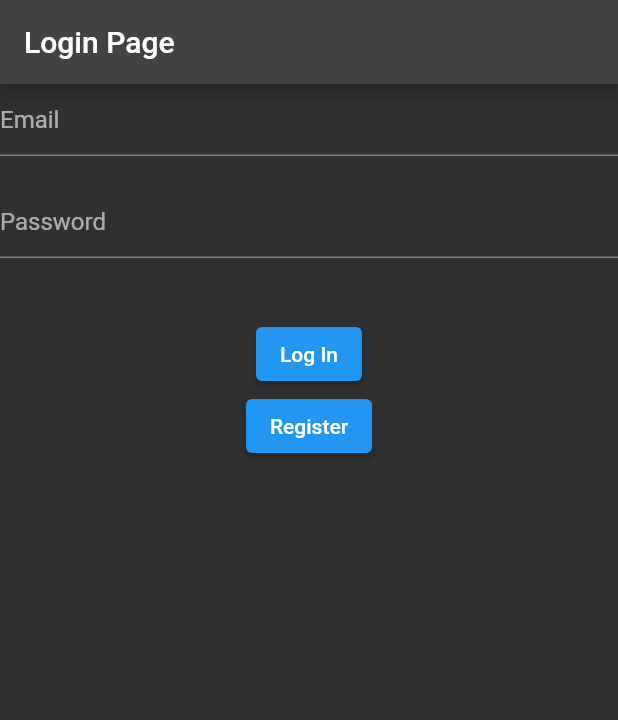
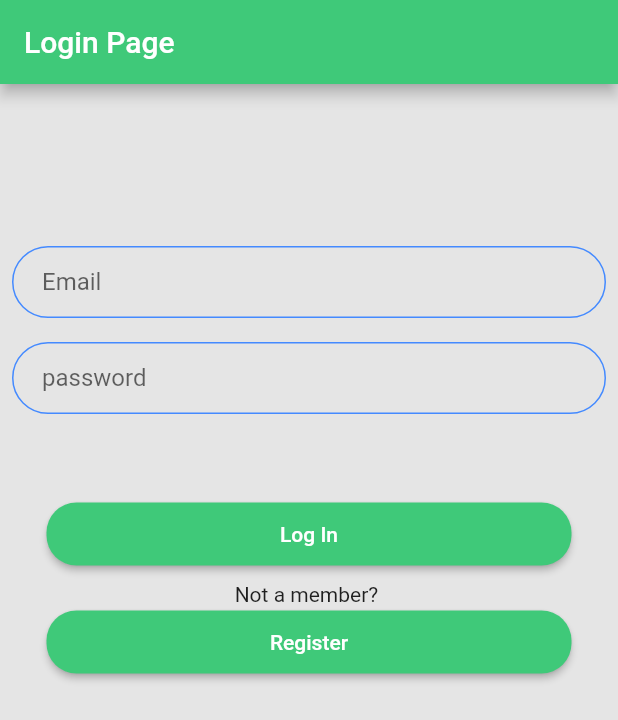
Before and after one commit to Sam-commit/Dormitory-Management-App, a Flutter app: the screen it shows after launch, on a phone screen of 412 x 824 dp. Shown: the top 720 px of the screen. Run offline on Flutter 3.47's test engine with Material 2 defaults, Android fonts, the phone set to English and light mode, and no system bars; our stand-ins replace cloud_firestore, firebase_auth, firebase_core, open_file, pdf; missing offline and left inert: dart:ffi; accounts and stored records are empty.

Commit message:
designed app

```diff
--- a/lib/constants.dart
+++ b/lib/constants.dart
@@ -3,3 +3,19 @@ import 'package:flutter/material.dart';
 TextStyle kstyle = const TextStyle(
   fontSize: 30,
 );
+
+const ktextfield = InputDecoration(
+  contentPadding:
+  EdgeInsets.symmetric(vertical: 10.0, horizontal: 20.0),
+  border: OutlineInputBorder(
+    borderRadius: BorderRadius.all(Radius.circular(32.0)),
+  ),
+  enabledBorder: OutlineInputBorder(
+    borderSide: BorderSide(color: Colors.blueAccent, width: 1.0),
+    borderRadius: BorderRadius.all(Radius.circular(32.0)),
+  ),
+  focusedBorder: OutlineInputBorder(
+    borderSide: BorderSide(color: Colors.blueAccent, width: 2.0),
+    borderRadius: BorderRadius.all(Radius.circular(32.0)),
+  ),
+);
--- a/lib/loginpage.dart
+++ b/lib/loginpage.dart
@@ -5,6 +5,7 @@ import 'package:firebase_core/firebase_core.dart';
 import 'package:dormitory_management/functions.dart';
 import 'userHomePage.dart';
 import 'register.dart';
+import 'constants.dart';
 
 class Loginpage extends StatefulWidget {
   const Loginpage({Key? key}) : super(key: key);
@@ -32,33 +33,37 @@ class _LoginpageState extends State<Loginpage> {
       appBar: AppBar(
         title: const Text("Login Page"),
       ),
-      body: Column(
+      body: SingleChildScrollView(
+        child: Column(
           children: [
-          TextField(
+            SizedBox(height: 100,),
+            Padding(
+              padding: const EdgeInsets.all(8.0),
+              child: TextField(
                 onChanged: (value) {
                   email = value;
                 },
                 keyboardType: TextInputType.emailAddress,
-            decoration: const InputDecoration(
-              hintText: "Email",
+                decoration:ktextfield.copyWith(hintText: "Email")
               ),
             ),
-          const SizedBox(
-            height: 20,
-          ),
-          TextField(
+
+            Padding(
+              padding: const EdgeInsets.all(8.0),
+              child: TextField(
                 onChanged: (value) {
                   password = value;
                 },
                 obscureText: true,
-            decoration: const InputDecoration(
-              hintText: "Password",
+                  decoration:ktextfield.copyWith(hintText: "password")
               ),
             ),
             const SizedBox(
               height: 40,
             ),
-          ElevatedButton(
+            Padding(
+              padding: const EdgeInsets.all(8.0),
+              child: ElevatedButton(
                 onPressed: () async {
                   Functions func = Functions();
 
@@ -80,7 +85,7 @@ class _LoginpageState extends State<Loginpage> {
                       );
                     }
                   } else {
-                final snackbar = SnackBar(
+                    const snackbar = SnackBar(
                       backgroundColor: Colors.blueGrey,
                       behavior: SnackBarBehavior.floating,
                       content: Text(
@@ -91,16 +96,36 @@ class _LoginpageState extends State<Loginpage> {
                     ScaffoldMessenger.of(context).showSnackBar(snackbar);
                   }
                 },
+                style: ElevatedButton.styleFrom(
+                  primary: Color(0xFF3FC979),
+                  shape: RoundedRectangleBorder(
+                    borderRadius: BorderRadius.circular(20),
+                  ),
+                  minimumSize: Size(350, 42),
+                ),
                 child: const Text("Log In"),
               ),
-          ElevatedButton(
+            ),
+            Text("Not a member? "),
+            Padding(
+              padding: const EdgeInsets.fromLTRB(20,0,20,20),
+              child: ElevatedButton(
                 onPressed: () {
                   Navigator.push(context,
                       MaterialPageRoute(builder: (context) => RegisterScreen()));
                 },
                 child: const Text("Register"),
+                style: ElevatedButton.styleFrom(
+                  primary: Color(0xFF3FC979),
+                  shape: RoundedRectangleBorder(
+                    borderRadius: BorderRadius.circular(20),
+                  ),
+                  minimumSize: Size(350,42)
+                ),
+              ),
             ),
           ],
+        ),
       ),
     );
   }
--- a/lib/main.dart
+++ b/lib/main.dart
@@ -12,11 +12,11 @@ class MyApp extends StatelessWidget {
     return MaterialApp(
       title: 'Flutter Demo',
       home: const Loginpage(),
-      theme: ThemeData.dark(),
-      // theme: ThemeData.light().copyWith(
-      //   appBarTheme: AppBarTheme(color: Color(0xFF3FC979)),
-      //   scaffoldBackgroundColor: Color(0xFFE5E5E5),
-      // ),
+      //theme: ThemeData.(),
+      theme: ThemeData.light().copyWith(
+        appBarTheme: AppBarTheme(color: Color(0xFF3FC979)),
+        scaffoldBackgroundColor: Color(0xFFE5E5E5),
+      ),
     );
   }
 }
--- a/pubspec.yaml
+++ b/pubspec.yaml
@@ -34,6 +34,8 @@ dev_dependencies:
 
 
 flutter:
+  assets:
+    - assets/images/
 
 
   uses-material-design: true
```
Also changed, not shown: lib/admin_homepage.dart (+6 -6 lines), lib/dorm_details.dart (+5 -2 lines), lib/userHomePage.dart (+12 -39 lines), lib/user_issues.dart (+49 -34 lines), lib/user_payment.dart (+62 -23 lines), lib/user_profile.dart (added, +55 -0 lines), assets/images/iiita.jpg (added). Lines whose indentation alone changed are shown as unchanged.
